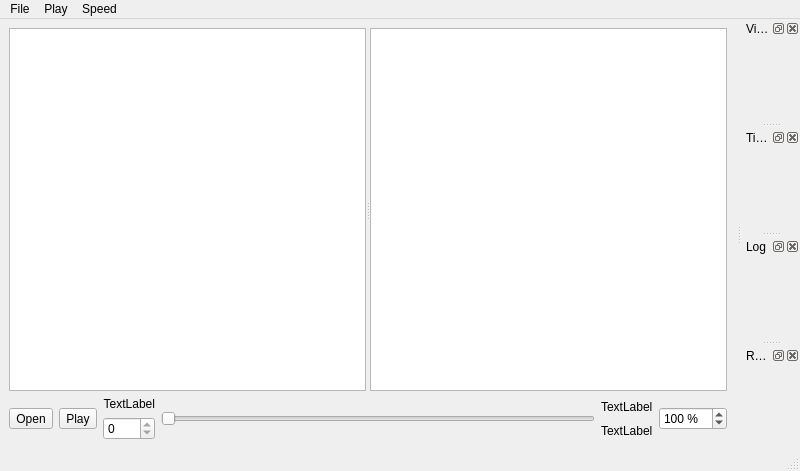
Qt form src/logplayer/mainwindow.ui (robotics-erlangen/framework) before a commit.
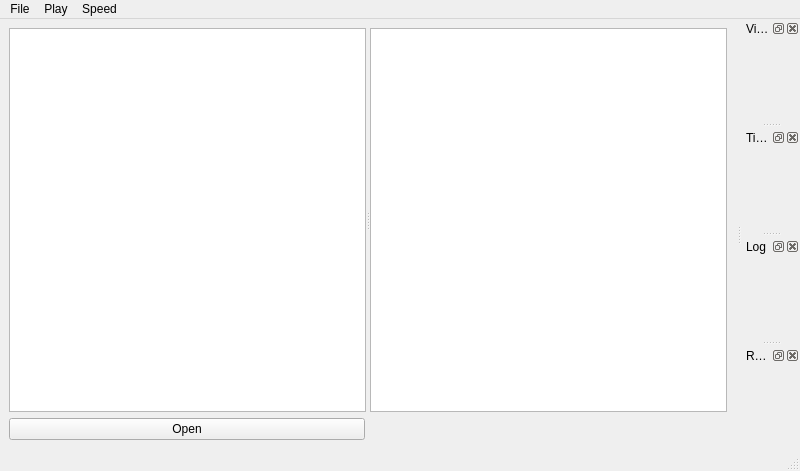
The same form after that commit. Custom widgets are drawn as their Qt base class.

Commit message: Logplayer: factor out management of log frames to LogManager

Diff of the .ui file:
```diff
--- a/src/logplayer/mainwindow.ui
+++ b/src/logplayer/mainwindow.ui
@@ -17,6 +17,12 @@
    <layout class="QVBoxLayout" name="verticalLayout_3">
     <item>
      <widget class="QSplitter" name="splitter">
+      <property name="sizePolicy">
+       <sizepolicy hsizetype="Expanding" vsizetype="Expanding">
+        <horstretch>0</horstretch>
+        <verstretch>0</verstretch>
+       </sizepolicy>
+      </property>
       <property name="orientation">
        <enum>Qt::Horizontal</enum>
       </property>
@@ -30,82 +36,29 @@
     </item>
     <item>
      <layout class="QHBoxLayout" name="horizontalLayout">
+      <property name="leftMargin">
+       <number>0</number>
+      </property>
+      <property name="topMargin">
+       <number>0</number>
+      </property>
+      <property name="bottomMargin">
+       <number>0</number>
+      </property>
       <item>
-       <widget class="QToolButton" name="btnOpen">
+       <widget class="QPushButton" name="btnOpen">
         <property name="text">
          <string>Open</string>
         </property>
        </widget>
       </item>
       <item>
-       <widget class="QToolButton" name="btnPlay">
-        <property name="text">
-         <string>Play</string>
-        </property>
-       </widget>
-      </item>
-      <item>
-       <layout class="QVBoxLayout" name="verticalLayout">
-        <item>
-         <widget class="QLabel" name="lblTimeCurrent">
-          <property name="text">
-           <string>TextLabel</string>
-          </property>
-          <property name="alignment">
-           <set>Qt::AlignRight|Qt::AlignTrailing|Qt::AlignVCenter</set>
-          </property>
-         </widget>
-        </item>
-        <item>
-         <widget class="QSpinBox" name="spinPacketCurrent">
-          <property name="maximum">
-           <number>0</number>
-          </property>
-         </widget>
-        </item>
-       </layout>
-      </item>
-      <item>
-       <widget class="QSlider" name="horizontalSlider">
-        <property name="maximum">
-         <number>0</number>
-        </property>
-        <property name="pageStep">
-         <number>100</number>
-        </property>
-        <property name="orientation">
-         <enum>Qt::Horizontal</enum>
-        </property>
-       </widget>
-      </item>
-      <item>
-       <layout class="QVBoxLayout" name="verticalLayout_2">
-        <item>
-         <widget class="QLabel" name="lblTimeMax">
-          <property name="text">
-           <string>TextLabel</string>
-          </property>
-         </widget>
-        </item>
-        <item>
-         <widget class="QLabel" name="lblPacketMax">
-          <property name="text">
-           <string>TextLabel</string>
-          </property>
-         </widget>
-        </item>
-       </layout>
-      </item>
-      <item>
-       <widget class="QSpinBox" name="spinSpeed">
-        <property name="suffix">
-         <string> %</string>
-        </property>
-        <property name="maximum">
-         <number>1000</number>
-        </property>
-        <property name="value">
-         <number>100</number>
+       <widget class="LogManager" name="logManager" native="true">
+        <property name="sizePolicy">
+         <sizepolicy hsizetype="Minimum" vsizetype="Minimum">
+          <horstretch>0</horstretch>
+          <verstretch>0</verstretch>
+         </sizepolicy>
         </property>
        </widget>
       </item>
@@ -400,6 +353,12 @@
    <extends>QTreeView</extends>
    <header>widgets/debugtreewidget.h</header>
   </customwidget>
+  <customwidget>
+   <class>LogManager</class>
+   <extends>QWidget</extends>
+   <header>widgets/logmanager.h</header>
+   <container>1</container>
+  </customwidget>
   <customwidget>
    <class>ReplayTeamWidget</class>
    <extends>QWidget</extends>
```
Left out of the diff: 2 changed lines with no effect on the pictures. The commit also changes 8 other files.
